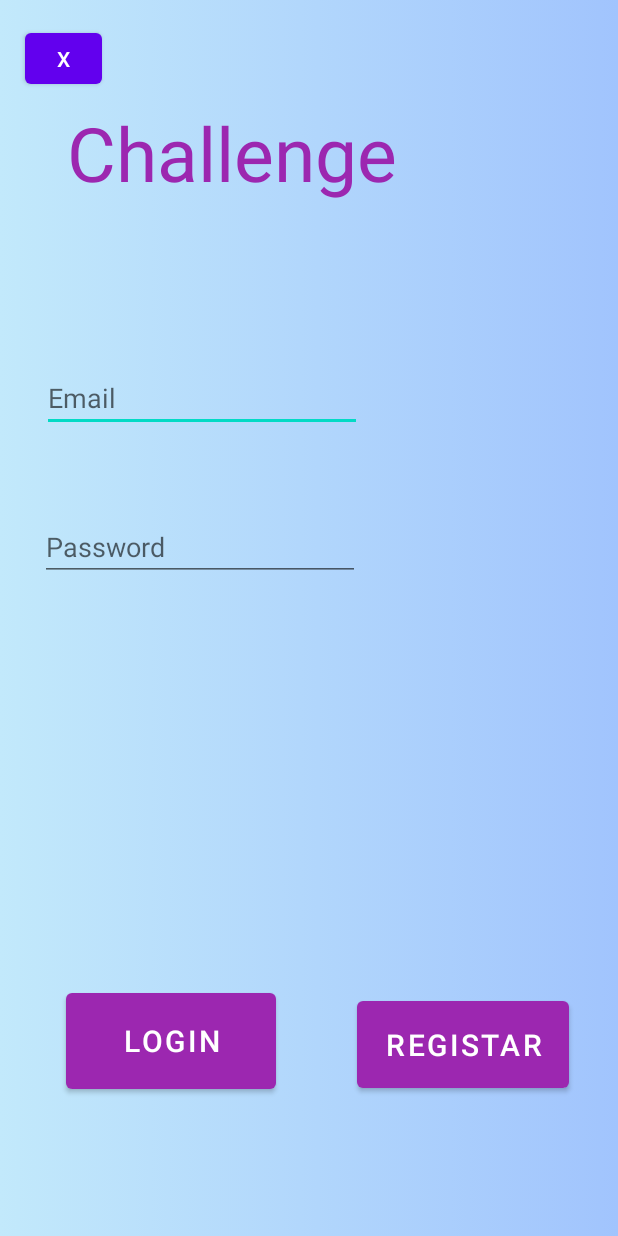
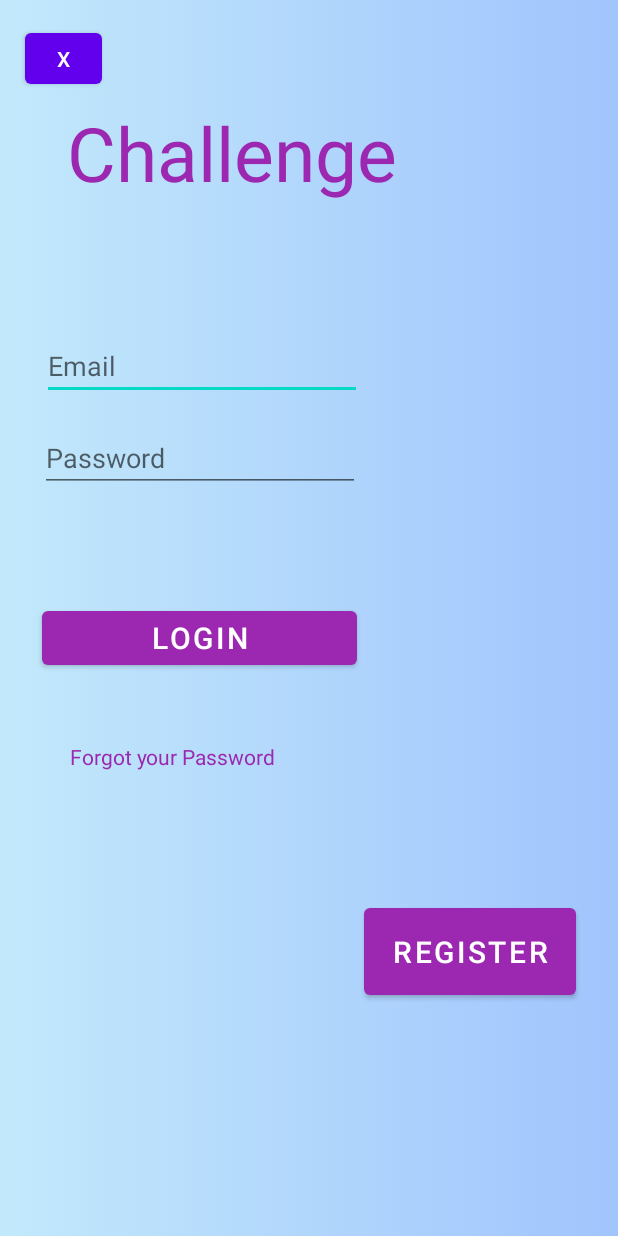
Before and after one commit to darsam44/Challenge, an Android app: the screen it shows after launch (Login), on a phone screen of 412 x 824 dp. Run offline under Robolectric (Android 15) with nearby library versions, the phone set to English and light mode, and no system bars; our stand-ins replace Firebase (no records; nobody signed in at launch, a user with empty details on screens opened directly); Roboto replaces fonts that are not available here.

Commit message:
start forgot password

```diff
--- a/app/src/main/java/com/example/challenge/Acvtivities/Login.java
+++ b/app/src/main/java/com/example/challenge/Acvtivities/Login.java
@@ -9,6 +9,7 @@ import android.text.TextUtils;
 import android.view.View;
 import android.widget.Button;
 import android.widget.EditText;
+import android.widget.TextView;
 import android.widget.Toast;
 
 import com.example.challenge.R;
@@ -22,6 +23,7 @@ public class Login extends AppCompatActivity implements View.OnClickListener {
     Button Log;
     Button LogOut_b;
     EditText mEmail, mPassword;
+    TextView forgotPass;
     FirebaseAuth fAuth;
 
     String Email_log , Password_log;
@@ -40,6 +42,9 @@ public class Login extends AppCompatActivity implements View.OnClickListener {
         Log.setOnClickListener(this);
         LogOut_b =  findViewById(R.id.Logout_b);
         LogOut_b.setOnClickListener(this);
+        forgotPass = findViewById(R.id.ForgotPass);
+        forgotPass.setOnClickListener(this);
+
     }
 
     public void Logout(View view){
@@ -63,6 +68,13 @@ public class Login extends AppCompatActivity implements View.OnClickListener {
         else if (view == LogOut_b){
             Logout(view);
         }
+        else if (view ==forgotPass){
+            ResetYourPass();
+        }
+    }
+
+    private void ResetYourPass() {
+
     }
 
     private void SingIn() {
--- a/app/src/main/res/layout/activity_main.xml
+++ b/app/src/main/res/layout/activity_main.xml
@@ -25,33 +25,31 @@
 
     <Button
         android:id="@+id/b_login"
-        android:layout_width="140dp"
-        android:layout_height="76dp"
-        android:layout_marginStart="44dp"
-        android:layout_marginLeft="44dp"
+        android:layout_width="210dp"
+        android:layout_height="48dp"
+        android:layout_marginStart="28dp"
+        android:layout_marginLeft="28dp"
         android:text="LOGIN"
         android:textSize="20sp"
         app:backgroundTint="#9C27B0"
         app:layout_constraintBottom_toBottomOf="parent"
         app:layout_constraintStart_toStartOf="parent"
         app:layout_constraintTop_toTopOf="parent"
-        app:layout_constraintVertical_bias="0.877" />
+        app:layout_constraintVertical_bias="0.517" />
 
     <Button
         android:id="@+id/b_registar"
         android:layout_width="141dp"
         android:layout_height="70dp"
-        android:layout_marginStart="48dp"
-        android:layout_marginLeft="48dp"
-        android:text="REGISTAR"
+        android:layout_marginEnd="28dp"
+        android:layout_marginRight="28dp"
+        android:text="REGISTER"
         android:textSize="20sp"
         app:backgroundTint="#9C27B0"
         app:layout_constraintBottom_toBottomOf="parent"
         app:layout_constraintEnd_toEndOf="parent"
-        app:layout_constraintHorizontal_bias="0.157"
-        app:layout_constraintStart_toEndOf="@+id/b_login"
         app:layout_constraintTop_toTopOf="parent"
-        app:layout_constraintVertical_bias="0.877"
+        app:layout_constraintVertical_bias="0.795"
         app:strokeColor="#DF1010" />
 
     <EditText
@@ -83,12 +81,10 @@
         android:layout_marginTop="16dp"
         android:layout_marginEnd="173dp"
         android:layout_marginRight="173dp"
-        android:layout_marginBottom="247dp"
         android:ems="10"
         android:hint="Password"
         android:inputType="textPersonName"
         android:textColor="#9C27B0"
-        app:layout_constraintBottom_toTopOf="@+id/b_login"
         app:layout_constraintEnd_toEndOf="parent"
         app:layout_constraintStart_toStartOf="parent"
         app:layout_constraintTop_toBottomOf="@+id/EmailLogin" />
@@ -109,4 +105,22 @@
         app:layout_constraintStart_toStartOf="parent"
         app:layout_constraintTop_toTopOf="parent" />
 
+    <TextView
+        android:id="@+id/ForgotPass"
+        android:layout_width="139dp"
+        android:layout_height="34dp"
+        android:layout_marginStart="46dp"
+        android:layout_marginLeft="46dp"
+        android:layout_marginTop="23dp"
+        android:layout_marginEnd="226dp"
+        android:layout_marginRight="226dp"
+        android:layout_marginBottom="273dp"
+        android:text="Forgot your Password"
+        android:textColor="#9C27B0"
+        android:clickable="true"
+        app:layout_constraintBottom_toBottomOf="parent"
+        app:layout_constraintEnd_toEndOf="parent"
+        app:layout_constraintStart_toStartOf="parent"
+        app:layout_constraintTop_toBottomOf="@+id/b_login" />
+
 </androidx.constraintlayout.widget.ConstraintLayout>
```
